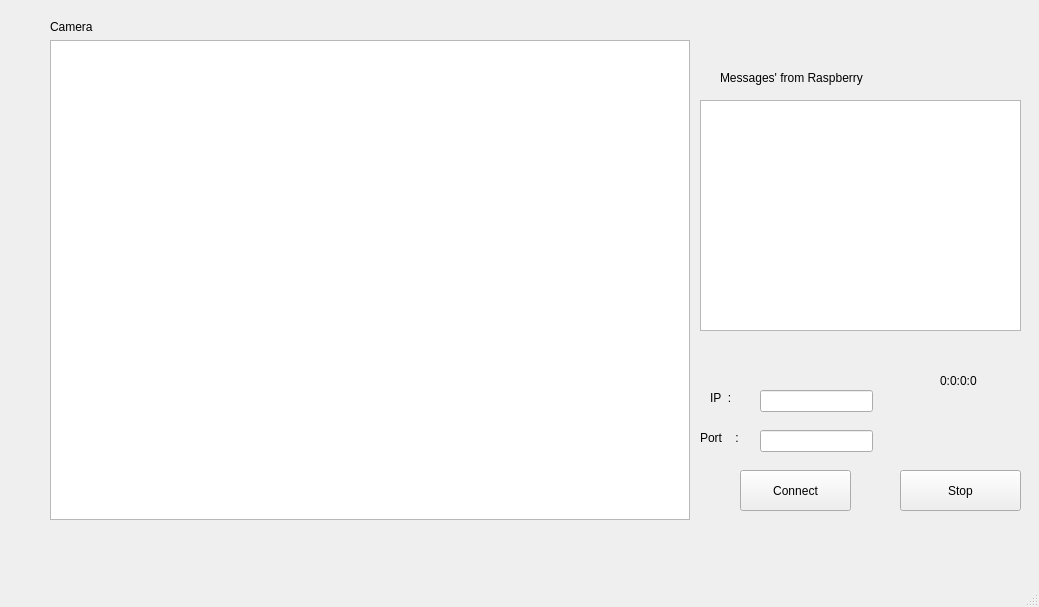
Before: the Qt Designer form Proje2/mainwindow.ui in emrebayrm/Proje2, drawn with Qt 5.
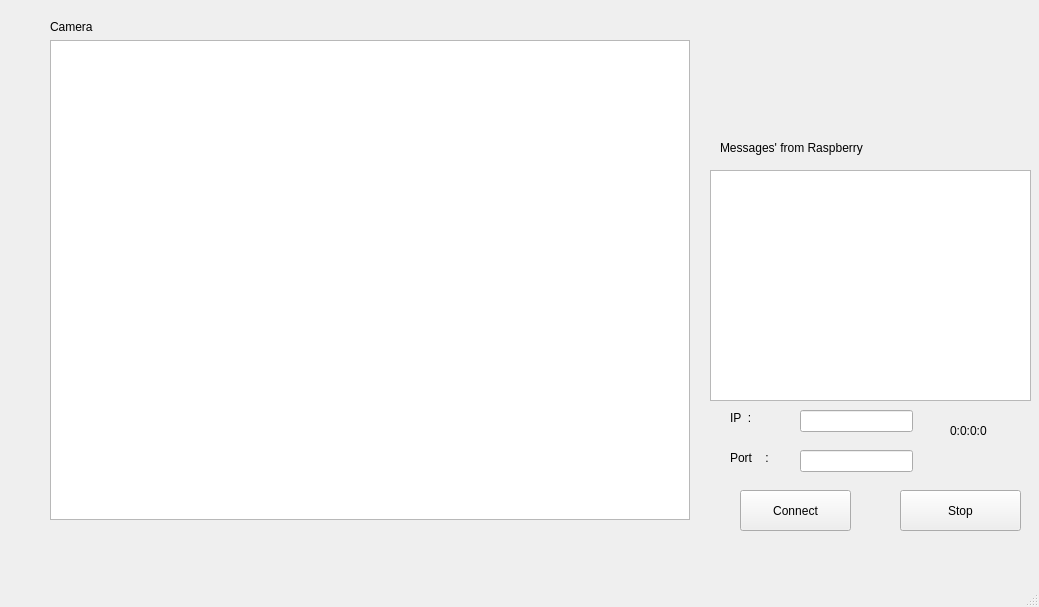
After: the same form once the commit is applied.

Patch:
```diff
--- a/Proje2/mainwindow.ui
+++ b/Proje2/mainwindow.ui
@@ -43,7 +43,7 @@
     <property name="geometry">
      <rect>
       <x>740</x>
-      <y>470</y>
+      <y>490</y>
       <width>111</width>
       <height>41</height>
      </rect>
@@ -56,7 +56,7 @@
     <property name="geometry">
      <rect>
       <x>900</x>
-      <y>470</y>
+      <y>490</y>
       <width>121</width>
       <height>41</height>
      </rect>
@@ -68,8 +68,8 @@
    <widget class="QTextBrowser" name="MessageBox">
     <property name="geometry">
      <rect>
-      <x>700</x>
-      <y>100</y>
+      <x>710</x>
+      <y>170</y>
       <width>321</width>
       <height>231</height>
      </rect>
@@ -79,7 +79,7 @@
     <property name="geometry">
      <rect>
       <x>720</x>
-      <y>70</y>
+      <y>140</y>
       <width>171</width>
       <height>16</height>
      </rect>
@@ -91,8 +91,8 @@
    <widget class="QLabel" name="stopWatch">
     <property name="geometry">
      <rect>
-      <x>940</x>
-      <y>370</y>
+      <x>950</x>
+      <y>420</y>
       <width>71</width>
       <height>21</height>
      </rect>
@@ -135,8 +135,8 @@
    <widget class="QLineEdit" name="ipText">
     <property name="geometry">
      <rect>
-      <x>760</x>
-      <y>390</y>
+      <x>800</x>
+      <y>410</y>
       <width>113</width>
       <height>22</height>
      </rect>
@@ -145,8 +145,8 @@
    <widget class="QLineEdit" name="PortText">
     <property name="geometry">
      <rect>
-      <x>760</x>
-      <y>430</y>
+      <x>800</x>
+      <y>450</y>
       <width>113</width>
       <height>22</height>
      </rect>
@@ -155,8 +155,8 @@
    <widget class="QLabel" name="label">
     <property name="geometry">
      <rect>
-      <x>710</x>
-      <y>390</y>
+      <x>730</x>
+      <y>410</y>
       <width>21</width>
       <height>16</height>
      </rect>
@@ -168,8 +168,8 @@
    <widget class="QLabel" name="labelPort">
     <property name="geometry">
      <rect>
-      <x>700</x>
-      <y>430</y>
+      <x>730</x>
+      <y>450</y>
       <width>41</width>
       <height>16</height>
      </rect>
@@ -178,6 +178,19 @@
      <string>Port    :</string>
     </property>
    </widget>
+   <widget class="QLabel" name="gtuLogo">
+    <property name="geometry">
+     <rect>
+      <x>780</x>
+      <y>9</y>
+      <width>201</width>
+      <height>111</height>
+     </rect>
+    </property>
+    <property name="text">
+     <string/>
+    </property>
+   </widget>
   </widget>
   <widget class="QMenuBar" name="menubar">
    <property name="geometry">
```
